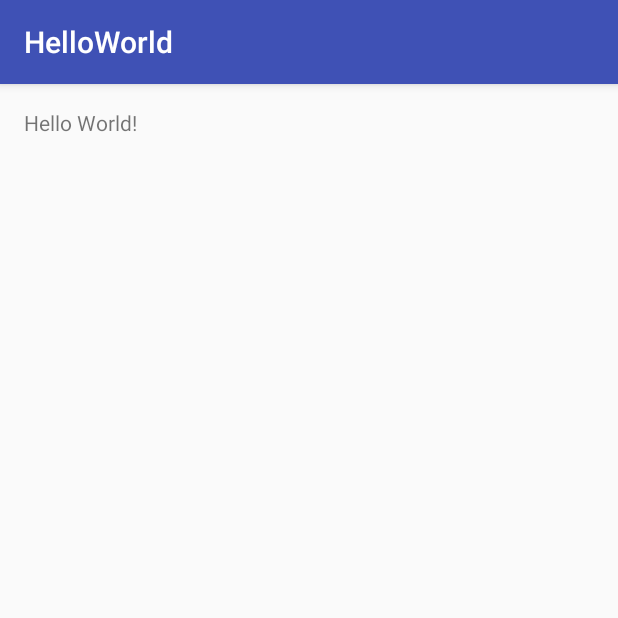
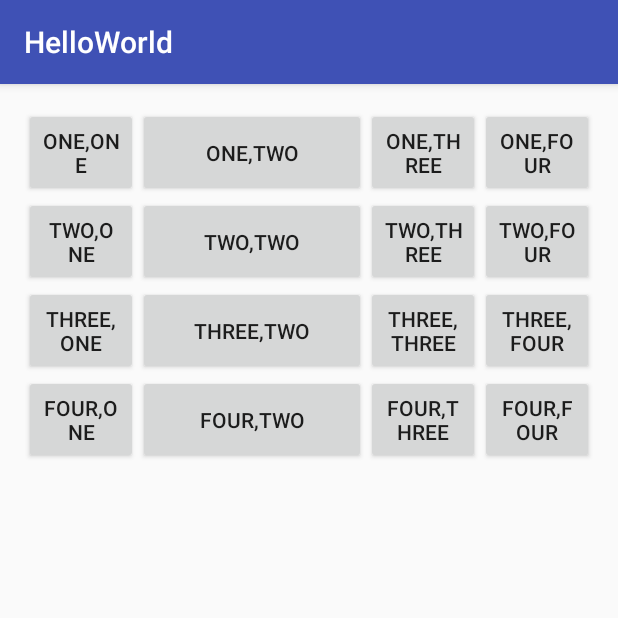
Before and after one commit to Timejzk/HelloWorld, an Android app: the screen it shows after launch (MainActivity), on a phone screen of 412 x 824 dp, the top half of it. Run offline under Robolectric (Android 15) with nearby library versions, the phone set to English and light mode, and no system bars.

Commit message:
this is addition

```diff
--- a/app/src/main/java/com/example/administrator/helloworld/MainActivity.java
+++ b/app/src/main/java/com/example/administrator/helloworld/MainActivity.java
@@ -1,5 +1,6 @@
 package com.example.administrator.helloworld;
 
+import android.provider.Settings;
 import android.support.v7.app.AppCompatActivity;
 import android.os.Bundle;
 
--- a/app/src/main/res/layout/activity_main.xml
+++ b/app/src/main/res/layout/activity_main.xml
@@ -1,5 +1,5 @@
 <?xml version="1.0" encoding="utf-8"?>
-<RelativeLayout
+<LinearLayout
     xmlns:android="http://schemas.android.com/apk/res/android"
     xmlns:tools="http://schemas.android.com/tools"
     android:id="@+id/activity_main"
@@ -9,10 +9,150 @@
     android:paddingRight="@dimen/activity_horizontal_margin"
     android:paddingTop="@dimen/activity_vertical_margin"
     android:paddingBottom="@dimen/activity_vertical_margin"
+    android:orientation="vertical"
     tools:context="com.example.administrator.helloworld.MainActivity">
 
-    <TextView
-        android:layout_width="wrap_content"
+    <LinearLayout
+        android:layout_width="match_parent"
         android:layout_height="wrap_content"
-        android:text="Hello World!" />
-</RelativeLayout>
+        android:orientation="horizontal"
+        >
+
+
+        <Button
+            android:text="One,One"
+            android:layout_width="0dp"
+            android:layout_height="match_parent"
+            android:layout_weight="1"
+            />
+
+
+        <Button
+            android:text="One,Two"
+            android:layout_width="0dp"
+            android:layout_height="match_parent"
+            android:layout_weight="2" />
+
+        <Button
+            android:text="One,Three"
+            android:layout_width="0dp"
+            android:layout_height="match_parent"
+            android:layout_weight="1" />
+
+        <Button
+            android:text="One,Four"
+            android:layout_width="0dp"
+            android:layout_height="match_parent"
+            android:layout_weight="1" />
+
+    </LinearLayout>
+    <LinearLayout
+        android:layout_width="match_parent"
+        android:layout_height="wrap_content"
+        android:orientation="horizontal"
+        >
+
+
+        <Button
+            android:text="Two,One"
+            android:layout_width="0dp"
+            android:layout_height="match_parent"
+            android:layout_weight="1"
+            />
+
+
+        <Button
+            android:text="Two,Two"
+            android:layout_width="0dp"
+            android:layout_height="match_parent"
+            android:layout_weight="2" />
+
+        <Button
+            android:text="Two,Three"
+            android:layout_width="0dp"
+            android:layout_height="match_parent"
+            android:layout_weight="1" />
+
+        <Button
+            android:text="Two,Four"
+            android:layout_width="0dp"
+            android:layout_height="match_parent"
+            android:layout_weight="1" />
+
+    </LinearLayout>
+
+    <LinearLayout
+        android:layout_width="match_parent"
+        android:layout_height="wrap_content"
+        android:orientation="horizontal"
+        >
+
+
+        <Button
+            android:text="Three,One"
+            android:layout_width="0dp"
+            android:layout_height="match_parent"
+            android:layout_weight="1"
+            />
+
+
+        <Button
+            android:text="Three,Two"
+            android:layout_width="0dp"
+            android:layout_height="match_parent"
+            android:layout_weight="2" />
+
+        <Button
+            android:text="Three,Three"
+            android:layout_width="0dp"
+            android:layout_height="match_parent"
+            android:layout_weight="1" />
+
+        <Button
+            android:text="Three,Four"
+            android:layout_width="0dp"
+            android:layout_height="match_parent"
+            android:layout_weight="1" />
+
+    </LinearLayout>
+
+    <LinearLayout
+        android:layout_width="match_parent"
+        android:layout_height="wrap_content"
+        android:orientation="horizontal"
+        >
+
+
+        <Button
+            android:text="Four,One"
+            android:layout_width="0dp"
+            android:layout_height="match_parent"
+            android:layout_weight="1"
+            />
+
+
+        <Button
+            android:text="Four,Two"
+            android:layout_width="0dp"
+            android:layout_height="match_parent"
+            android:layout_weight="2" />
+
+        <Button
+            android:text="Four,Three"
+            android:layout_width="0dp"
+            android:layout_height="match_parent"
+            android:layout_weight="1" />
+
+        <Button
+            android:text="Four,Four"
+            android:layout_width="0dp"
+            android:layout_height="match_parent"
+            android:layout_weight="1" />
+
+    </LinearLayout>
+
+
+
+
+
+</LinearLayout>
```
Also changed, not shown: app/src/main/res/layout/first_relative.xml (added, +70 -0 lines), app/src/main/res/layout/first_table.xml (added, +101 -0 lines).
